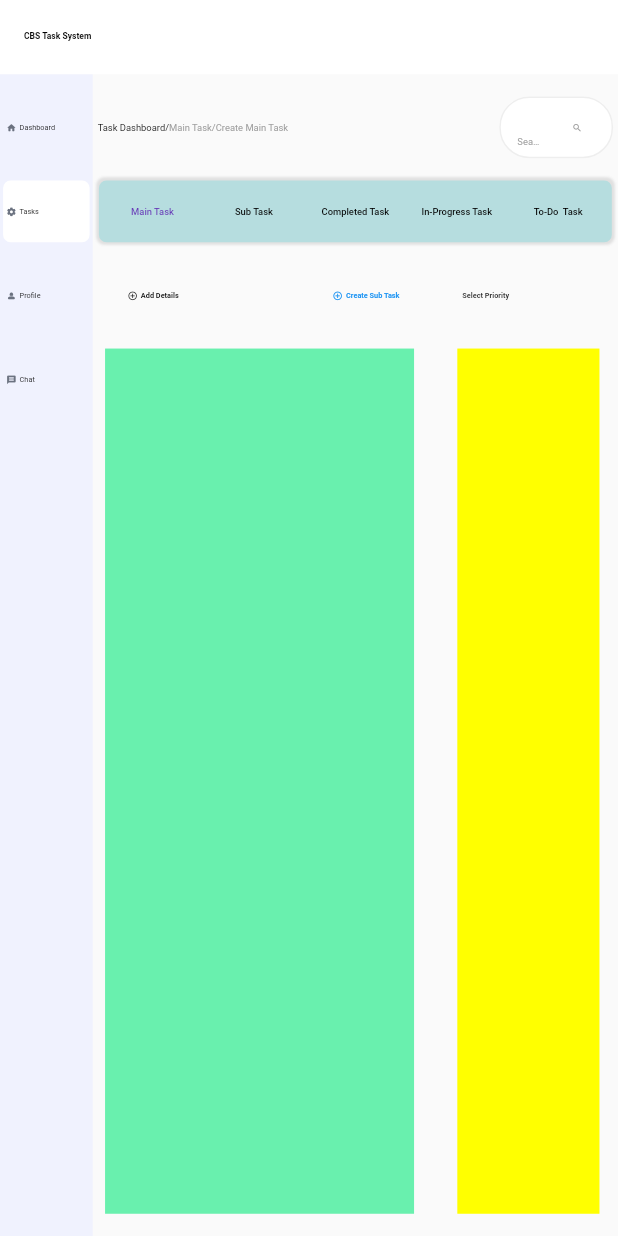
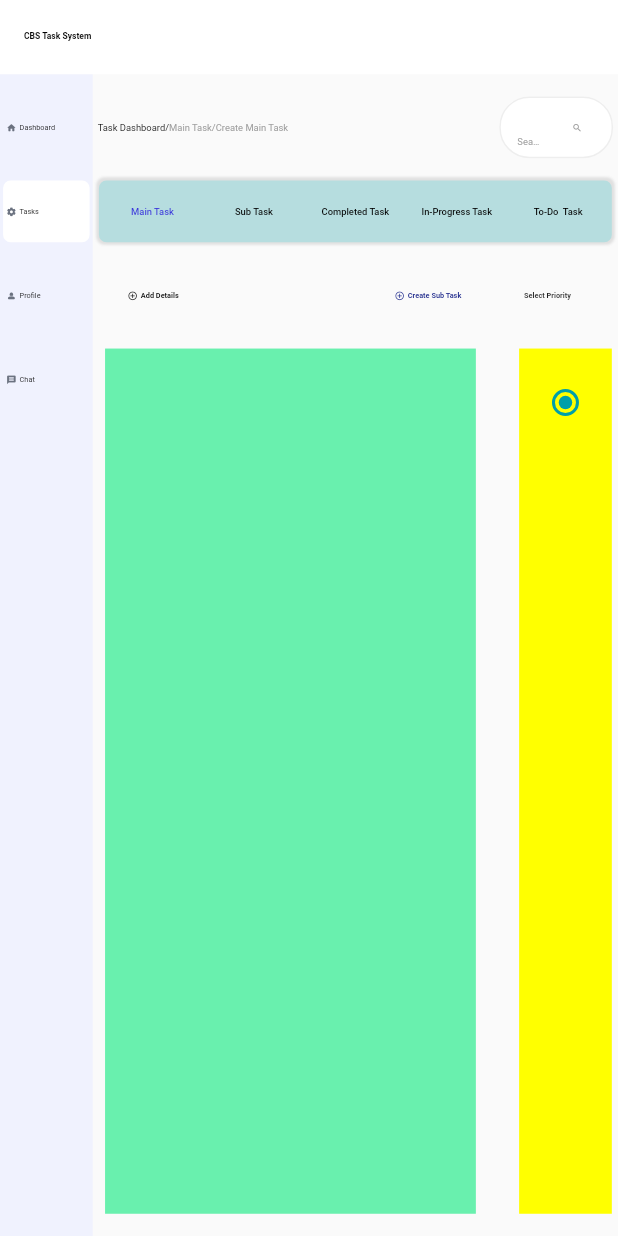
Before and after one commit to CBS-Developments/CBS-Task-System, a Flutter app: the MainTask screen opened directly, on a phone screen of 412 x 824 dp. Run offline on Flutter 3.47's test engine with Material 2 defaults, Android fonts, the phone set to English and light mode, and no system bars; missing offline and left inert: dart:js.

Commit message:
Radio Button Set

```diff
--- a/task_system/lib/colors/appColors.dart
+++ b/task_system/lib/colors/appColors.dart
@@ -8,6 +8,7 @@ class AppColor{
   static  Color darkBlueC = const Color(0xFF1F2A8C);
   static  Color tabBlueSelect = const Color(0xFF3A36DB);
   static  Color prioBlue = const Color(0xFF009FA9);
+  static  Color topUr = const Color(0xFF810000);
 
 
 
--- /dev/null
+++ b/task_system/lib/components/redio_button.dart
@@ -0,0 +1,35 @@
+import 'package:flutter/material.dart';
+import 'package:task_system/sizes/create_MainTask_Sizes.dart';
+
+class RadioButtonContainer extends StatefulWidget {
+  final int groupValue;
+  final int value;
+  final ValueChanged<int?> onChanged;
+  final String title;
+  final Color radioColor;
+  final Color titleColor;
+  const RadioButtonContainer({Key? key, required this.title, required this.radioColor, required this.titleColor,  required this.value, required this.groupValue, required this.onChanged}) : super(key: key);
+
+  @override
+  State<RadioButtonContainer> createState() => _RadioButtonContainerState();
+}
+
+class _RadioButtonContainerState extends State<RadioButtonContainer> {
+  @override
+  Widget build(BuildContext context) {
+    return RadioListTile(
+      activeColor: widget.radioColor, // Custom radio button color
+      value: widget.value,
+      groupValue: widget.groupValue,
+      onChanged: (int? value) {
+        setState(() {
+          widget.onChanged(value); // Call the onChanged function from the RadioButtonContainer
+        });
+      },
+      title: Text(
+        widget.title,
+        style: TextStyle(color: widget.titleColor), // Custom title text color
+      ),
+    );
+  }
+}
--- a/task_system/lib/pages/tasks/createMainTask.dart
+++ b/task_system/lib/pages/tasks/createMainTask.dart
@@ -1,6 +1,8 @@
 import 'package:flutter/material.dart';
+import 'package:task_system/colors/appColors.dart';
 import 'package:task_system/components/appBar.dart';
 import 'package:task_system/components/navigate_text.dart';
+import 'package:task_system/components/redio_button.dart';
 import 'package:task_system/components/search_box.dart';
 import 'package:task_system/drawers/mainTaskDrawer.dart';
 import 'package:task_system/sizes/create_MainTask_Sizes.dart';
@@ -48,7 +50,7 @@ class _MainTaskState extends State<MainTask> {
                   height: smallBoxHeight(context),
                 ),
                 TaskTabBar(
-                  firstButtonColor: Colors.deepPurple,
+                  firstButtonColor: AppColor.tabBlueSelect,
                   secButtonColor: Colors.black,
                   thirdButtonColor: Colors.black,
                   fourthButtonColor: Colors.black,
@@ -93,11 +95,10 @@ class _MainTaskState extends State<MainTask> {
                               ],
                             ),
                           ),
-
                           TextButton(
                             style: TextButton.styleFrom(
                               foregroundColor:
-                              Colors.blue, // Set the text color here
+                                  Colors.blue, // Set the text color here
                             ),
                             onPressed: () {},
                             child: Row(
@@ -105,7 +106,7 @@ class _MainTaskState extends State<MainTask> {
                               children: [
                                 Icon(
                                   Icons.add_circle_outline,
-                                  color: Colors.blue,
+                                  color: AppColor.darkBlueC,
                                   size: drawerIconScale(context),
                                   // size: drawerIconScale(context),
                                 ),
@@ -113,13 +114,14 @@ class _MainTaskState extends State<MainTask> {
                                 Text(
                                   'Create Sub Task',
                                   style: TextStyle(
-                                      fontSize: drawerFontLarge(context),
-                                      fontWeight: FontWeight.bold),
+                                    fontSize: drawerFontLarge(context),
+                                    fontWeight: FontWeight.bold,
+                                    color: AppColor.darkBlueC,
+                                  ),
                                 ),
                               ],
                             ),
                           ),
-
                         ],
                       ),
                     ),
@@ -130,7 +132,8 @@ class _MainTaskState extends State<MainTask> {
                       // color: Colors.blueGrey,
                       height: navBoxHeight(context),
                       width: addDRWidth(context),
-                      padding: EdgeInsets.symmetric(horizontal: navBoxPadding(context)),
+                      padding: EdgeInsets.symmetric(
+                          horizontal: navBoxPadding(context)),
                       child: Row(
                         children: [
                           Text(
@@ -147,7 +150,6 @@ class _MainTaskState extends State<MainTask> {
                 SizedBox(
                   height: smallBoxHeight(context),
                 ),
-
                 Row(
                   children: [
                     Container(
@@ -156,24 +158,29 @@ class _MainTaskState extends State<MainTask> {
                       color: Colors.greenAccent,
                       height: mainBoxHeight(context),
                       width: addDWidth(context),
-
                     ),
-
                     SizedBox(
                       width: sizeBoxWidthS(context),
                     ),
-
                     Container(
                       color: Colors.yellowAccent,
                       height: mainBoxHeight(context),
                       width: addDRWidth(context),
-
-
+                      child: Column(
+                        children: [
+                          RadioButtonContainer(
+                            title: 'Top Urgent',
+                            radioColor: AppColor.prioBlue,
+                            titleColor: AppColor.prioBlue,
+                            value: 1,
+                            groupValue: 1,
+                            onChanged: (int? value) {},
+                          )
+                        ],
+                      ),
                     )
                   ],
                 )
-
-
               ],
             ),
           )
--- a/task_system/lib/sizes/create_MainTask_Sizes.dart
+++ b/task_system/lib/sizes/create_MainTask_Sizes.dart
@@ -103,11 +103,11 @@ double sizeBoxWidthL(BuildContext context) {
 }
 
 double addDWidth(BuildContext context) {
-  return (getPageWidth(context) * 0.5) ;
+  return (getPageWidth(context) * 0.6) ;
 }
 
 double addDRWidth(BuildContext context) {
-  return (getPageWidth(context) * 0.23) ;
+  return (getPageWidth(context) * 0.15) ;
 }
 
 double sizeBoxWidthS(BuildContext context) {
@@ -121,3 +121,16 @@ double addDPadding(BuildContext context) {
 double addDRPadding(BuildContext context) {
   return (getPageWidth(context) * 0.005) ;
 }
+
+
+double radioBoxHeight(BuildContext context) {
+  return (getPageHeight(context) * 0.065) ;
+}
+
+double radioBoxWidth(BuildContext context) {
+  return (getPageWidth(context) * 0.2) ;
+}
+
+double radioTextFont(BuildContext context) {
+  return (getPageWidth(context) * 0.004) * (getPageHeight(context) * 0.004);
+}
```
